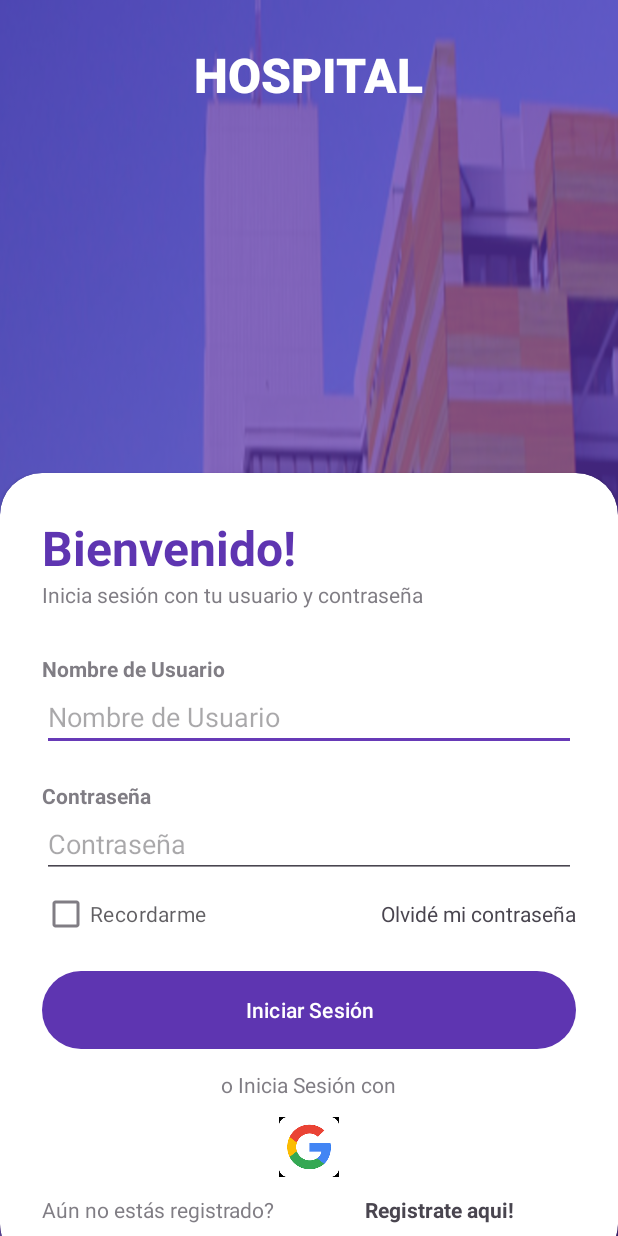
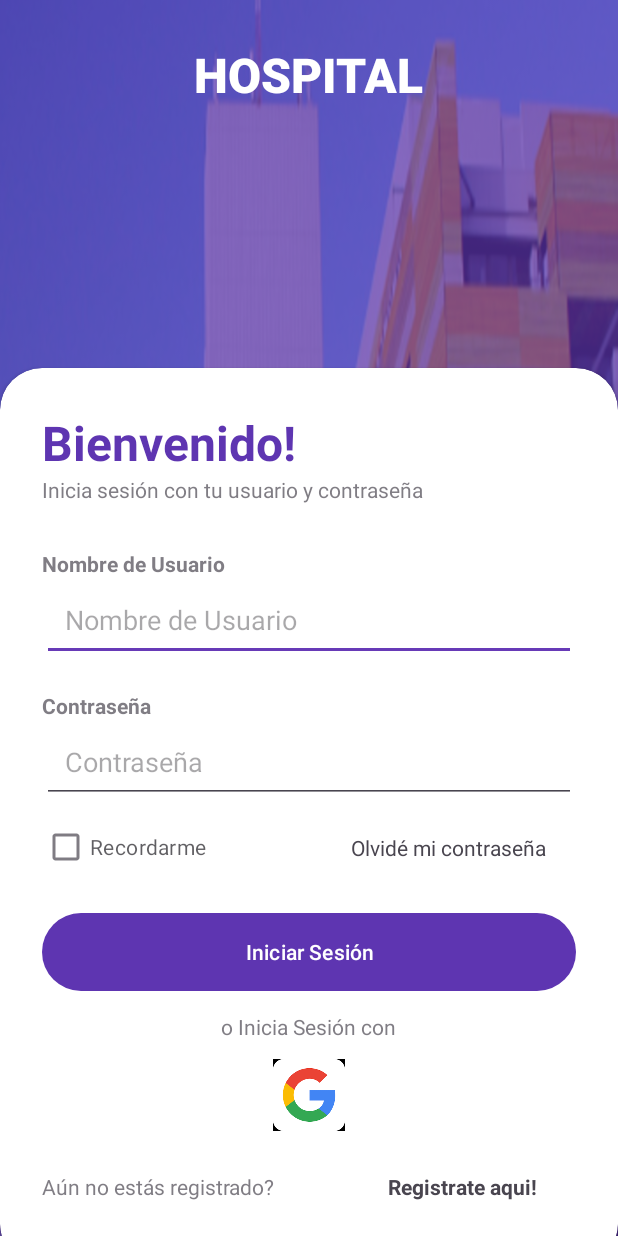
Before and after one commit to CodigoCreativoUTEC/mobilePFT, an Android app: the screen it shows after launch (MainActivity), on a phone screen of 412 x 824 dp. Run offline under Robolectric (Android 15) with nearby library versions, the phone set to English and light mode, and no system bars.

Commit message:
Pantalla de Login con los elementos necesarios para continuar, faltan detalles esteticos

```diff
--- a/app/src/main/res/layout/activity_main.xml
+++ b/app/src/main/res/layout/activity_main.xml
@@ -83,7 +83,8 @@
                 android:id="@+id/usernameEditText"
                 android:layout_width="match_parent"
                 android:layout_height="wrap_content"
-                android:hint="Nombre de Usuario" />
+                android:hint="Nombre de Usuario"
+                android:padding="15dp"/>
 
             <View
                 android:id="@+id/spacingView2"
@@ -102,7 +103,8 @@
                 android:id="@+id/passwordEditText"
                 android:layout_width="match_parent"
                 android:layout_height="wrap_content"
-                android:hint="Contraseña" />
+                android:hint="Contraseña"
+                android:padding="15dp"/>
 
             <RelativeLayout
                 android:id="@+id/optionsLayout"
@@ -125,7 +127,8 @@
                     android:layout_centerVertical="true"
                     android:layout_alignParentEnd="true"
                     android:clickable="true"
-                    android:focusable="true"/>
+                    android:focusable="true"
+                    android:padding="20dp"/>
 
             </RelativeLayout>
 
@@ -163,12 +166,13 @@
 
                 <ImageView
                     android:id="@+id/googleLoginImageView"
-                    android:layout_width="40dp"
-                    android:layout_height="40dp"
+                    android:layout_width="48dp"
+                    android:layout_height="48dp"
                     android:layout_margin="12dp"
                     android:background="@drawable/googleIcon"
                     android:clickable="true"
-                    android:focusable="true"/>
+                    android:focusable="true"
+                    android:contentDescription="Iniciar sesión con Google"/>
 
             </LinearLayout>
 
@@ -193,7 +197,8 @@
                     android:textStyle="bold"
                     android:layout_marginLeft="50dp"
                     android:clickable="true"
-                    android:focusable="true"/>
+                    android:focusable="true"
+                    android:padding="15dp"/>
             </LinearLayout>
 
         </LinearLayout>
```
